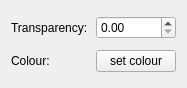
Above: geometryProps.ui from Mouse-Imaging-Centre/brain-view2 before the change. Below: the same form after it.
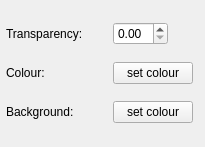
That is the form after the change.

Commit message: The option to set the background color is added. Loading line objects, polygon objects and cylindrical hdf5 files are possible. The option to tag objects and label cylindrical hdf5 files are added.

The edit to the form file:
```diff
--- a/geometryProps.ui
+++ b/geometryProps.ui
@@ -1,28 +1,58 @@
 <ui version="4.0" >
  <class>geometryProps</class>
- <widget class="QWidget" name="geometryProps" >
-  <property name="geometry" >
+ <widget class="QWidget" name="geometryProps">
+  <property name="geometry">
    <rect>
     <x>0</x>
     <y>0</y>
-    <width>187</width>
-    <height>88</height>
+    <width>205</width>
+    <height>147</height>
    </rect>
   </property>
   <property name="windowTitle" >
    <string>Form</string>
   </property>
-  <layout class="QGridLayout" name="gridLayout" >
-   <item row="0" column="0" >
-    <widget class="QLabel" name="label" >
-     <property name="text" >
+  <layout class="QGridLayout" name="gridLayout">
+   <property name="leftMargin">
+    <number>0</number>
+   </property>
+   <property name="rightMargin">
+    <number>4</number>
+   </property>
+   <item row="0" column="0">
+    <widget class="QLabel" name="label">
+     <property name="minimumSize">
+      <size>
+       <width>95</width>
+       <height>0</height>
+      </size>
+     </property>
+     <property name="text">
       <string>Transparency:</string>
      </property>
     </widget>
    </item>
-   <item row="0" column="1" >
-    <widget class="QDoubleSpinBox" name="transparencySpinBox" >
-     <property name="maximum" >
+   <item row="0" column="1">
+    <widget class="QDoubleSpinBox" name="transparencySpinBox">
+     <property name="sizePolicy">
+      <sizepolicy hsizetype="Preferred" vsizetype="Fixed">
+       <horstretch>0</horstretch>
+       <verstretch>0</verstretch>
+      </sizepolicy>
+     </property>
+     <property name="minimumSize">
+      <size>
+       <width>0</width>
+       <height>0</height>
+      </size>
+     </property>
+     <property name="maximumSize">
+      <size>
+       <width>55</width>
+       <height>16777215</height>
+      </size>
+     </property>
+     <property name="maximum">
       <double>1.000000000000000</double>
      </property>
      <property name="singleStep" >
@@ -30,20 +60,46 @@
      </property>
     </widget>
    </item>
-   <item row="1" column="0" >
-    <widget class="QLabel" name="label_2" >
-     <property name="text" >
+   <item row="1" column="0">
+    <widget class="QLabel" name="label_2">
+     <property name="maximumSize">
+      <size>
+       <width>50</width>
+       <height>100</height>
+      </size>
+     </property>
+     <property name="text">
       <string>Colour:</string>
      </property>
     </widget>
    </item>
-   <item row="1" column="1" >
-    <widget class="QPushButton" name="colourButton" >
-     <property name="text" >
+   <item row="1" column="1">
+    <widget class="QPushButton" name="colourButton">
+     <property name="minimumSize">
+      <size>
+       <width>70</width>
+       <height>0</height>
+      </size>
+     </property>
+     <property name="text">
       <string>set colour</string>
      </property>
     </widget>
    </item>
+   <item row="2" column="1">
+    <widget class="QPushButton" name="bckgrndButton">
+     <property name="text">
+      <string>set colour</string>
+     </property>
+    </widget>
+   </item>
+   <item row="2" column="0">
+    <widget class="QLabel" name="label_3">
+     <property name="text">
+      <string>Background:</string>
+     </property>
+    </widget>
+   </item>
   </layout>
  </widget>
  <resources/>
```
Left out of the diff: 7 changed lines with no effect on the pictures. The commit also changes 26 other files.
